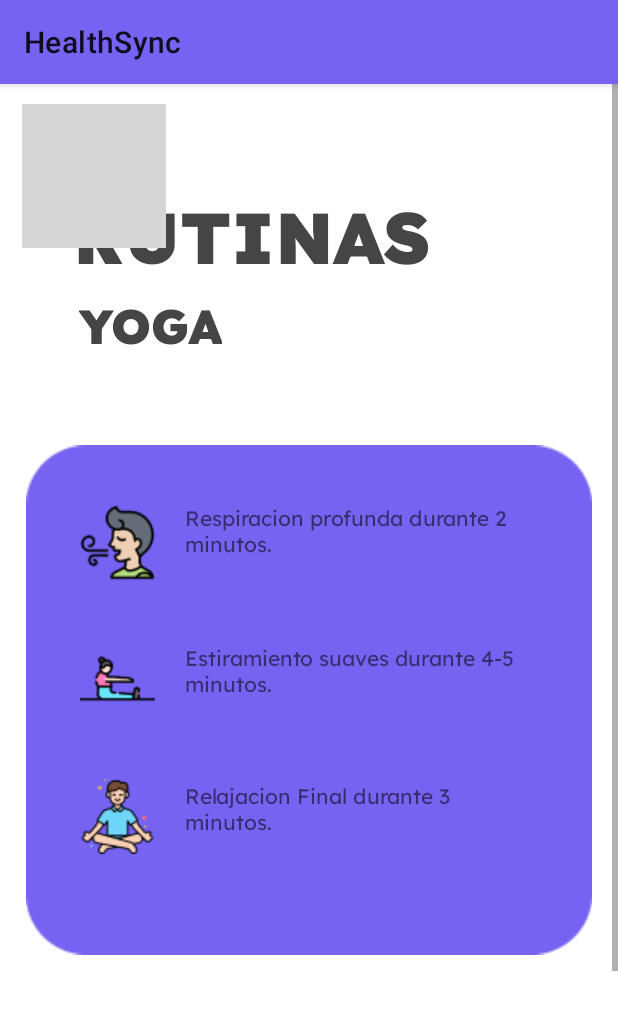
After one commit to Sandoval0315/EXPO, an Android app: the activity_yoga screen opened directly, with no data from a screen before it, on a phone screen of 412 x 824 dp. The commit adds this screen. Shown: the top 1010 px of the screen. Run offline under Robolectric (Android 15) with nearby library versions, the phone set to English and light mode, and no system bars; grey boxes are pictures that could not be loaded.

Commit message:
agregamos activity yoga y como comentario tengo que arreglar los diseños de los botones

```diff
--- a/app/src/main/AndroidManifest.xml
+++ b/app/src/main/AndroidManifest.xml
@@ -17,10 +17,14 @@
         android:supportsRtl="true"
         android:theme="@style/Theme.HealthSync"
         tools:targetApi="31">
+        <activity
+            android:name=".activity_yoga"
+            android:exported="false" />
 
         <meta-data
             android:name="com.google.android.geo.API_KEY"
-            android:value="AIzaSyDximuRbNYkzRBbt-GK5lkp3G-nvJqk1JA"/>
+            android:value="AIzaSyDximuRbNYkzRBbt-GK5lkp3G-nvJqk1JA" />
+
         <activity
             android:name=".Recuperacion"
             android:exported="false" />
@@ -28,7 +32,7 @@
             android:name=".ConfirmarPreguntas"
             android:exported="false" />
         <activity
-        android:name=".activity_altaintensidad"
+            android:name=".activity_altaintensidad"
             android:exported="false" />
         <activity
             android:name=".pregunta7"
@@ -69,14 +73,13 @@
             android:exported="false" />
         <activity
             android:name=".activity_mapa"
-            android:exported="true" >
-        <intent-filter>
-            <action android:name="android.intent.action.MAIN" />
+            android:exported="true">
+            <intent-filter>
+                <action android:name="android.intent.action.MAIN" />
 
-            <category android:name="android.intent.category.LAUNCHER" />
-        </intent-filter>
+                <category android:name="android.intent.category.LAUNCHER" />
+            </intent-filter>
         </activity>
-
         <activity
             android:name=".activity_Hidra_y_Alimen"
             android:exported="false" />
@@ -91,7 +94,7 @@
             android:exported="false" />
         <activity
             android:name=".Bienvenida"
-            android:exported="false"/>
+            android:exported="false" />
         <activity
             android:name=".LoadingActivity"
             android:exported="true">
--- /dev/null
+++ b/app/src/main/java/HealthSync/healthsync/activity_yoga.kt
@@ -0,0 +1,20 @@
+package HealthSync.healthsync
+
+import android.os.Bundle
+import androidx.activity.enableEdgeToEdge
+import androidx.appcompat.app.AppCompatActivity
+import androidx.core.view.ViewCompat
+import androidx.core.view.WindowInsetsCompat
+
+class activity_yoga : AppCompatActivity() {
+    override fun onCreate(savedInstanceState: Bundle?) {
+        super.onCreate(savedInstanceState)
+        enableEdgeToEdge()
+        setContentView(R.layout.activity_yoga)
+        ViewCompat.setOnApplyWindowInsetsListener(findViewById(R.id.main)) { v, insets ->
+            val systemBars = insets.getInsets(WindowInsetsCompat.Type.systemBars())
+            v.setPadding(systemBars.left, systemBars.top, systemBars.right, systemBars.bottom)
+            insets
+        }
+    }
+}
--- a/app/src/main/res/layout/activity_altaintensidad.xml
+++ b/app/src/main/res/layout/activity_altaintensidad.xml
@@ -32,7 +32,8 @@
                 android:layout_width="wrap_content"
                 android:layout_height="wrap_content"
                 android:layout_marginTop="800dp"
-                android:text="Button"
+                android:text="EMPEZAR"
+                app:cornerRadius="13dp"
                 app:layout_constraintBottom_toBottomOf="parent"
                 app:layout_constraintEnd_toEndOf="parent"
                 app:layout_constraintHorizontal_bias="0.489"
--- /dev/null
+++ b/app/src/main/res/layout/activity_yoga.xml
@@ -0,0 +1,165 @@
+<?xml version="1.0" encoding="utf-8"?>
+<androidx.constraintlayout.widget.ConstraintLayout xmlns:android="http://schemas.android.com/apk/res/android"
+    xmlns:app="http://schemas.android.com/apk/res-auto"
+    xmlns:tools="http://schemas.android.com/tools"
+    android:id="@+id/main"
+    android:layout_width="match_parent"
+    android:layout_height="match_parent"
+    tools:context=".activity_yoga">
+
+    <ScrollView
+        android:layout_width="match_parent"
+        android:layout_height="match_parent">
+
+        <androidx.constraintlayout.widget.ConstraintLayout
+            android:layout_width="match_parent"
+            android:layout_height="wrap_content">
+
+            <Button
+                android:id="@+id/button6"
+                android:layout_width="wrap_content"
+                android:layout_height="wrap_content"
+                android:layout_marginTop="950dp"
+                android:text="EMPEZAR"
+                app:cornerRadius="13dp"
+                app:layout_constraintBottom_toBottomOf="parent"
+                app:layout_constraintEnd_toEndOf="parent"
+                app:layout_constraintStart_toStartOf="parent"
+                app:layout_constraintTop_toTopOf="parent" />
+
+            <ImageView
+                android:id="@+id/imageView44"
+                android:layout_width="377dp"
+                android:layout_height="821dp"
+                app:layout_constraintBottom_toBottomOf="parent"
+                app:layout_constraintEnd_toEndOf="parent"
+                app:layout_constraintHorizontal_bias="0.507"
+                app:layout_constraintStart_toStartOf="parent"
+                app:layout_constraintTop_toTopOf="parent"
+                app:layout_constraintVertical_bias="0.0"
+                app:srcCompat="@drawable/moradopequeno" />
+
+
+            <ImageView
+                android:id="@+id/imageView45"
+                android:layout_width="wrap_content"
+                android:layout_height="wrap_content"
+                app:layout_constraintBottom_toBottomOf="parent"
+                app:layout_constraintEnd_toEndOf="parent"
+                app:layout_constraintHorizontal_bias="0.047"
+                app:layout_constraintStart_toStartOf="parent"
+                app:layout_constraintTop_toTopOf="parent"
+                app:layout_constraintVertical_bias="0.015"
+                app:srcCompat="@drawable/back"/>
+
+            <TextView
+                android:id="@+id/textView31"
+                android:layout_width="wrap_content"
+                android:layout_height="wrap_content"
+                android:fontFamily="@font/lexend_black"
+                android:text="RUTINAS"
+                android:textAlignment="viewStart"
+                android:textColor="#454545"
+                android:textSize="48sp"
+                app:layout_constraintBottom_toBottomOf="parent"
+                app:layout_constraintEnd_toEndOf="parent"
+                app:layout_constraintHorizontal_bias="0.28"
+                app:layout_constraintStart_toStartOf="parent"
+                app:layout_constraintTop_toTopOf="parent"
+                app:layout_constraintVertical_bias="0.073" />
+
+            <TextView
+                android:id="@+id/textView34"
+                android:layout_width="wrap_content"
+                android:layout_height="wrap_content"
+                android:fontFamily="@font/lexend_black"
+                android:text="YOGA"
+                android:textAlignment="viewStart"
+                android:textColor="#454545"
+                android:textSize="32sp"
+                app:layout_constraintBottom_toBottomOf="parent"
+                app:layout_constraintEnd_toEndOf="parent"
+                app:layout_constraintHorizontal_bias="0.167"
+                app:layout_constraintStart_toStartOf="parent"
+                app:layout_constraintTop_toTopOf="parent"
+                app:layout_constraintVertical_bias="0.145" />
+
+            <ImageView
+                android:id="@+id/imageView46"
+                android:layout_width="wrap_content"
+                android:layout_height="wrap_content"
+                app:layout_constraintBottom_toBottomOf="parent"
+                app:layout_constraintEnd_toEndOf="parent"
+                app:layout_constraintHorizontal_bias="0.148"
+                app:layout_constraintStart_toStartOf="parent"
+                app:layout_constraintTop_toTopOf="parent"
+                app:layout_constraintVertical_bias="0.296"
+                app:srcCompat="@drawable/respiracion" />
+
+            <ImageView
+                android:id="@+id/imageView47"
+                android:layout_width="wrap_content"
+                android:layout_height="wrap_content"
+                app:layout_constraintBottom_toBottomOf="parent"
+                app:layout_constraintEnd_toEndOf="parent"
+                app:layout_constraintHorizontal_bias="0.148"
+                app:layout_constraintStart_toStartOf="parent"
+                app:layout_constraintTop_toTopOf="parent"
+                app:layout_constraintVertical_bias="0.392"
+                app:srcCompat="@drawable/brazosypiernas" />
+
+            <ImageView
+                android:id="@+id/imageView48"
+                android:layout_width="wrap_content"
+                android:layout_height="wrap_content"
+                app:layout_constraintBottom_toBottomOf="parent"
+                app:layout_constraintEnd_toEndOf="parent"
+                app:layout_constraintHorizontal_bias="0.148"
+                app:layout_constraintStart_toStartOf="parent"
+                app:layout_constraintTop_toTopOf="parent"
+                app:layout_constraintVertical_bias="0.489"
+                app:srcCompat="@drawable/meditacion" />
+
+            <TextView
+                android:id="@+id/textView35"
+                android:layout_width="221dp"
+                android:layout_height="50dp"
+                android:fontFamily="@font/lexend"
+                android:text="Respiracion profunda durante 2 minutos."
+                app:layout_constraintBottom_toBottomOf="parent"
+                app:layout_constraintEnd_toEndOf="parent"
+                app:layout_constraintHorizontal_bias="0.647"
+                app:layout_constraintStart_toStartOf="parent"
+                app:layout_constraintTop_toTopOf="parent"
+                app:layout_constraintVertical_bias="0.295" />
+
+            <TextView
+                android:id="@+id/textView36"
+                android:layout_width="221dp"
+                android:layout_height="50dp"
+                android:fontFamily="@font/lexend"
+                android:text="Estiramiento suaves durante 4-5 minutos."
+                app:layout_constraintBottom_toBottomOf="parent"
+                app:layout_constraintEnd_toEndOf="parent"
+                app:layout_constraintHorizontal_bias="0.647"
+                app:layout_constraintStart_toStartOf="parent"
+                app:layout_constraintTop_toTopOf="parent"
+                app:layout_constraintVertical_bias="0.393" />
+
+            <TextView
+                android:id="@+id/textView37"
+                android:layout_width="221dp"
+                android:layout_height="50dp"
+                android:fontFamily="@font/lexend"
+                android:text="Relajacion Final durante 3 minutos."
+                app:layout_constraintBottom_toBottomOf="parent"
+                app:layout_constraintEnd_toEndOf="parent"
+                app:layout_constraintHorizontal_bias="0.647"
+                app:layout_constraintStart_toStartOf="parent"
+                app:layout_constraintTop_toTopOf="parent"
+                app:layout_constraintVertical_bias="0.49" />
+
+
+        </androidx.constraintlayout.widget.ConstraintLayout>
+    </ScrollView>
+</androidx.constraintlayout.widget.ConstraintLayout>
```
Also changed, not shown: app/src/main/res/drawable/meditacion.png (added), app/src/main/res/drawable/moradopequeno.png (added), app/src/main/res/drawable/respiracion.png (added).
